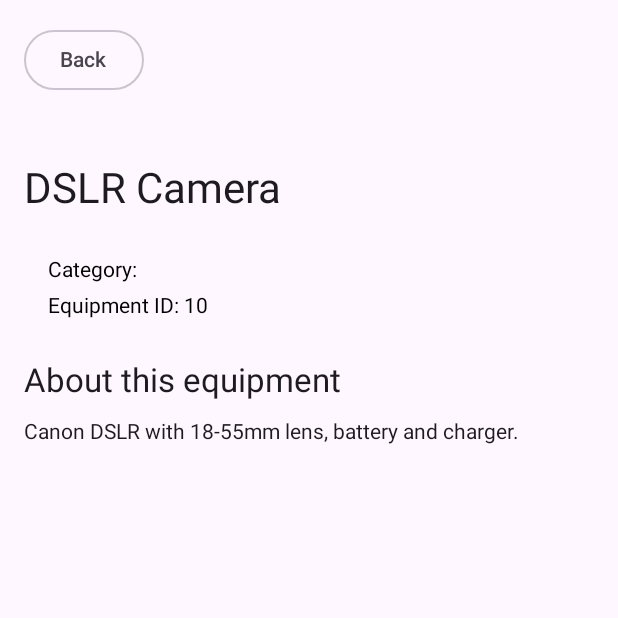
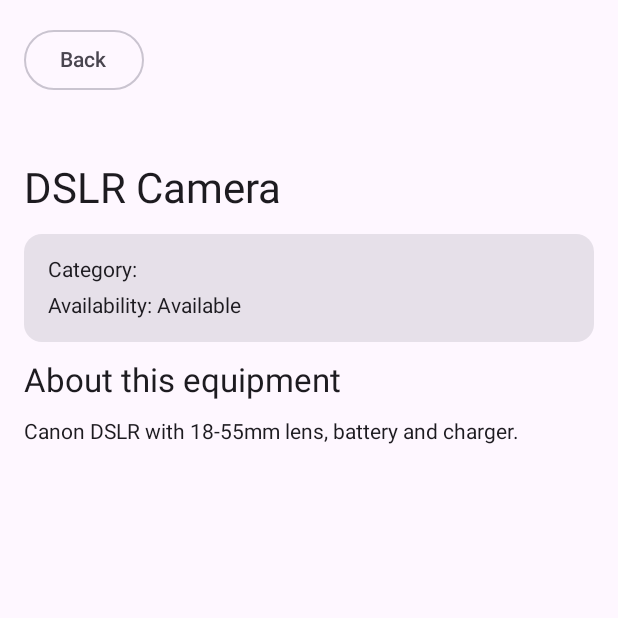
Before and after one commit to Code-Lau/TUSEquipmentBooking, an Android app built with Jetpack Compose: the composable EquipmentDetailsScreen called with sample values from the repository, on a phone screen of 412 x 824 dp, the top half of it. Run offline under Robolectric (Android 15) with nearby library versions, the phone set to English and light mode, and no system bars; our stand-ins replace Room's generated code; 1 statement that could not run was skipped.

Commit message:
Add equipment availability display

```diff
--- a/app/src/main/java/com/example/tusequipmentbooking/ui/screens/EquipmentDetailsScreen.kt
+++ b/app/src/main/java/com/example/tusequipmentbooking/ui/screens/EquipmentDetailsScreen.kt
@@ -6,7 +6,6 @@ import androidx.compose.foundation.verticalScroll
 import androidx.compose.material3.*
 import androidx.compose.runtime.Composable
 import androidx.compose.ui.Modifier
-import androidx.compose.ui.graphics.Color
 import androidx.compose.ui.unit.dp
 import com.example.tusequipmentbooking.model.Equipment
 
@@ -14,6 +13,7 @@ import com.example.tusequipmentbooking.model.Equipment
 fun EquipmentDetailsScreen(
     equipment: Equipment,
     categoryName: String,
+    isBooked: Boolean,
     onBack: () -> Unit
 ) {
     Column(
@@ -24,19 +24,16 @@ fun EquipmentDetailsScreen(
         OutlinedButton(onClick = onBack) { Text("Back") }
         Text(categoryName, style = MaterialTheme.typography.labelLarge)
         Text(equipment.name, style = MaterialTheme.typography.headlineMedium)
-        Card(
-            modifier = Modifier.fillMaxWidth(),
-            colors = CardDefaults.cardColors(
-                containerColor = MaterialTheme.colorScheme.surface,
-                contentColor = Color.Black
-            )
-        ) {
+        Card(modifier = Modifier.fillMaxWidth()) {
             Column(
                 Modifier.padding(16.dp),
                 verticalArrangement = Arrangement.spacedBy(8.dp)
             ) {
                 Text("Category: $categoryName")
-                Text("Equipment ID: ${equipment.id}")
+                Text(
+                    if (isBooked) "Availability: Currently booked"
+                    else "Availability: Available"
+                )
             }
         }
         Text("About this equipment", style = MaterialTheme.typography.titleLarge)
```
